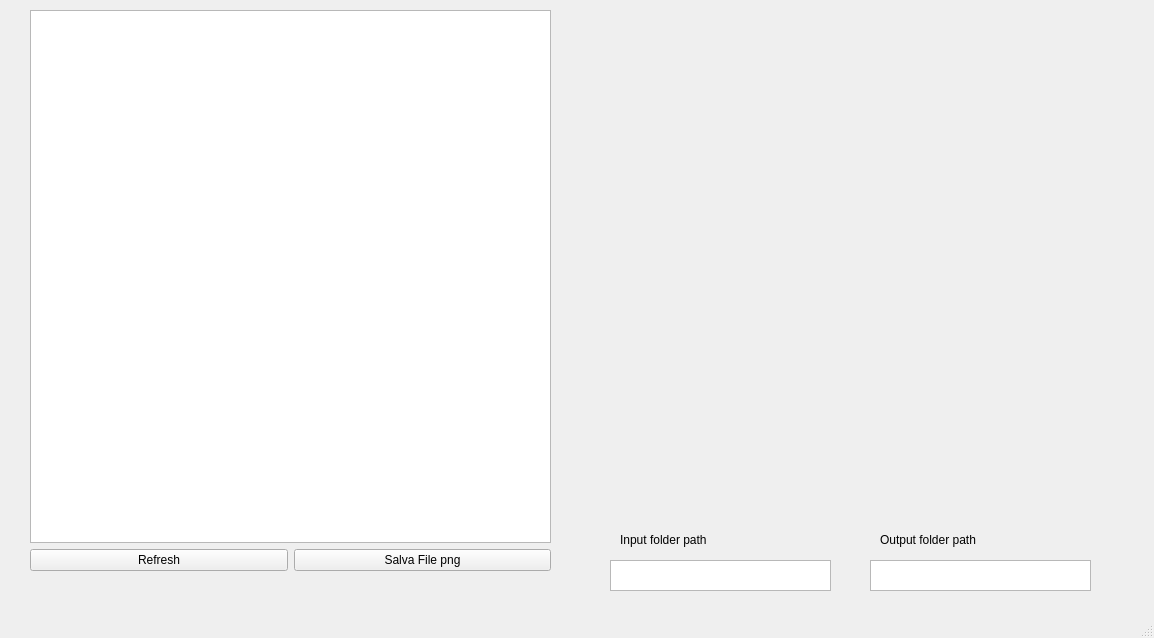
Above: mainwindow.ui from IvanPerletti/Bee-Ela_RawXrayImageScraper before the change. Below: the same form after it.
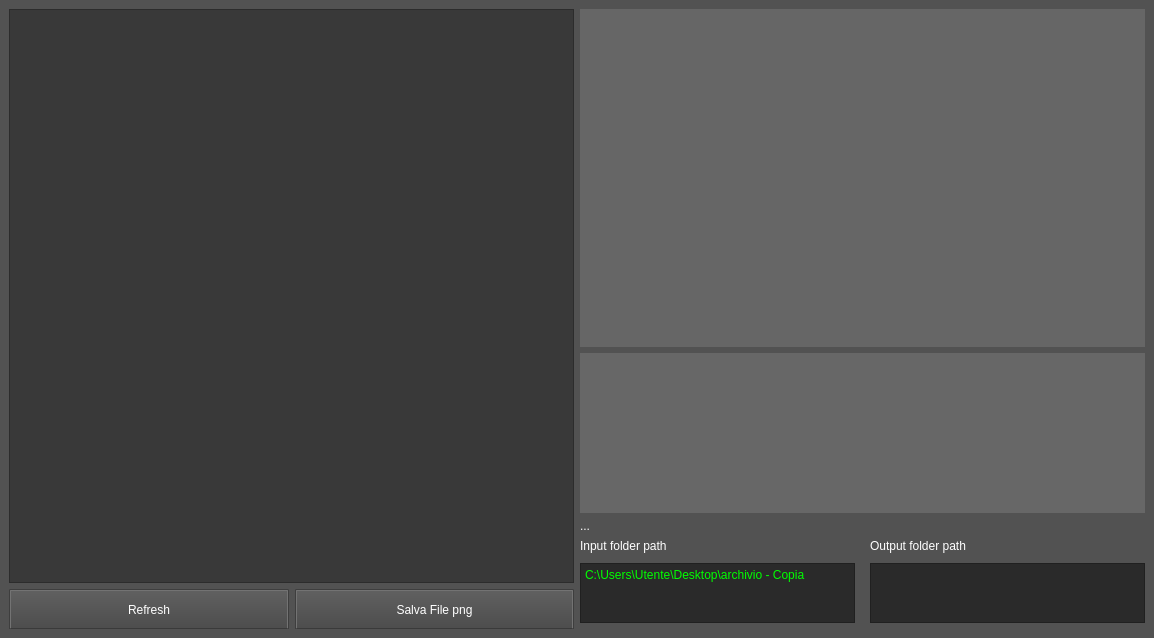
That is the form after the change.

```diff
--- a/mainwindow.ui
+++ b/mainwindow.ui
@@ -13,46 +13,228 @@
   <property name="windowTitle">
    <string>MainWindow</string>
   </property>
+  <property name="styleSheet">
+   <string notr="true">/*
+ElegantDark Style Sheet for QT Applications
+Author: Jaime A. Quiroga P.
+Company: GTRONICK
+Last updated: 17/04/2018
+Available at: https://github.com/GTRONICK/QSS/blob/master/ElegantDark.qss
+*/
+QMainWindow {
+	background-color:rgb(82, 82, 82);
+}
+QTextEdit {
+	background-color:rgb(42, 42, 42);
+	color: rgb(0, 255, 0);
+}
+QPushButton{
+	border-style: outset;
+	border-width: 2px;
+	border-top-color: qlineargradient(spread:pad, x1:0.5, y1:0.6, x2:0.5, y2:0.4, stop:0 rgba(115, 115, 115, 255), stop:1 rgba(62, 62, 62, 255));
+	border-right-color: qlineargradient(spread:pad, x1:0.4, y1:0.5, x2:0.6, y2:0.5, stop:0 rgba(115, 115, 115, 255), stop:1 rgba(62, 62, 62, 255));
+	border-left-color: qlineargradient(spread:pad, x1:0.6, y1:0.5, x2:0.4, y2:0.5, stop:0 rgba(115, 115, 115, 255), stop:1 rgba(62, 62, 62, 255));
+	border-bottom-color: rgb(58, 58, 58);
+	border-bottom-width: 1px;
+	border-style: solid;
+	color: rgb(255, 255, 255);
+	padding: 2px;
+	background-color: qlineargradient(spread:pad, x1:0.5, y1:1, x2:0.5, y2:0, stop:0 rgba(77, 77, 77, 255), stop:1 rgba(97, 97, 97, 255));
+}
+QPushButton:hover{
+	border-style: outset;
+	border-width: 2px;
+	border-top-color: qlineargradient(spread:pad, x1:0.5, y1:0.6, x2:0.5, y2:0.4, stop:0 rgba(180, 180, 180, 255), stop:1 rgba(110, 110, 110, 255));
+	border-right-color: qlineargradient(spread:pad, x1:0.4, y1:0.5, x2:0.6, y2:0.5, stop:0 rgba(180, 180, 180, 255), stop:1 rgba(110, 110, 110, 255));
+	border-left-color: qlineargradient(spread:pad, x1:0.6, y1:0.5, x2:0.4, y2:0.5, stop:0 rgba(180, 180, 180, 255), stop:1 rgba(110, 110, 110, 255));
+	border-bottom-color: rgb(115, 115, 115);
+	border-bottom-width: 1px;
+	border-style: solid;
+	color: rgb(255, 255, 255);
+	padding: 2px;
+	background-color: qlineargradient(spread:pad, x1:0.5, y1:1, x2:0.5, y2:0, stop:0 rgba(107, 107, 107, 255), stop:1 rgba(157, 157, 157, 255));
+}
+QPushButton:pressed{
+	border-style: outset;
+	border-width: 2px;
+	border-top-color: qlineargradient(spread:pad, x1:0.5, y1:0.6, x2:0.5, y2:0.4, stop:0 rgba(62, 62, 62, 255), stop:1 rgba(22, 22, 22, 255));
+	border-right-color: qlineargradient(spread:pad, x1:0.4, y1:0.5, x2:0.6, y2:0.5, stop:0 rgba(115, 115, 115, 255), stop:1 rgba(62, 62, 62, 255));
+	border-left-color: qlineargradient(spread:pad, x1:0.6, y1:0.5, x2:0.4, y2:0.5, stop:0 rgba(115, 115, 115, 255), stop:1 rgba(62, 62, 62, 255));
+	border-bottom-color: rgb(58, 58, 58);
+	border-bottom-width: 1px;
+	border-style: solid;
+	color: rgb(255, 255, 255);
+	padding: 2px;
+	background-color: qlineargradient(spread:pad, x1:0.5, y1:1, x2:0.5, y2:0, stop:0 rgba(77, 77, 77, 255), stop:1 rgba(97, 97, 97, 255));
+}
+QPushButton:disabled{
+	border-style: outset;
+	border-width: 2px;
+	border-top-color: qlineargradient(spread:pad, x1:0.5, y1:0.6, x2:0.5, y2:0.4, stop:0 rgba(115, 115, 115, 255), stop:1 rgba(62, 62, 62, 255));
+	border-right-color: qlineargradient(spread:pad, x1:0.4, y1:0.5, x2:0.6, y2:0.5, stop:0 rgba(115, 115, 115, 255), stop:1 rgba(62, 62, 62, 255));
+	border-left-color: qlineargradient(spread:pad, x1:0.6, y1:0.5, x2:0.4, y2:0.5, stop:0 rgba(115, 115, 115, 255), stop:1 rgba(62, 62, 62, 255));
+	border-bottom-color: rgb(58, 58, 58);
+	border-bottom-width: 1px;
+	border-style: solid;
+	color: rgb(0, 0, 0);
+	padding: 2px;
+	background-color: qlineargradient(spread:pad, x1:0.5, y1:1, x2:0.5, y2:0, stop:0 rgba(57, 57, 57, 255), stop:1 rgba(77, 77, 77, 255));
+}
+QLineEdit {
+	border-width: 1px; border-radius: 4px;
+	border-color: rgb(58, 58, 58);
+	border-style: inset;
+	padding: 0 8px;
+	color: rgb(255, 255, 255);
+	background:rgb(100, 100, 100);
+	selection-background-color: rgb(187, 187, 187);
+	selection-color: rgb(60, 63, 65);
+}
+QLabel {
+	color:rgb(255,255,255);	
+}
+QProgressBar {
+	text-align: center;
+	color: rgb(240, 240, 240);
+	border-width: 1px; 
+	border-radius: 10px;
+	border-color: rgb(58, 58, 58);
+	border-style: inset;
+	background-color:rgb(77,77,77);
+}
+QProgressBar::chunk {
+	background-color: qlineargradient(spread:pad, x1:0.5, y1:0.7, x2:0.5, y2:0.3, stop:0 rgba(87, 97, 106, 255), stop:1 rgba(93, 103, 113, 255));
+	border-radius: 5px;
+}
+QMenuBar {
+	background:rgb(82, 82, 82);
+}
+QMenuBar::item {
+	color:rgb(223,219,210);
+	spacing: 3px;
+	padding: 1px 4px;
+	background: transparent;
+}
+
+QMenuBar::item:selected {
+	background:rgb(115, 115, 115);
+}
+QMenu::item:selected {
+	color:rgb(255,255,255);
+	border-width:2px;
+	border-style:solid;
+	padding-left:18px;
+	padding-right:8px;
+	padding-top:2px;
+	padding-bottom:3px;
+	background:qlineargradient(spread:pad, x1:0.5, y1:0.7, x2:0.5, y2:0.3, stop:0 rgba(87, 97, 106, 255), stop:1 rgba(93, 103, 113, 255));
+	border-top-color: qlineargradient(spread:pad, x1:0.5, y1:0.6, x2:0.5, y2:0.4, stop:0 rgba(115, 115, 115, 255), stop:1 rgba(62, 62, 62, 255));
+	border-right-color: qlineargradient(spread:pad, x1:0.4, y1:0.5, x2:0.6, y2:0.5, stop:0 rgba(115, 115, 115, 255), stop:1 rgba(62, 62, 62, 255));
+	border-left-color: qlineargradient(spread:pad, x1:0.6, y1:0.5, x2:0.4, y2:0.5, stop:0 rgba(115, 115, 115, 255), stop:1 rgba(62, 62, 62, 255));
+	border-bottom-color: rgb(58, 58, 58);
+	border-bottom-width: 1px;
+}
+QMenu::item {
+	color:rgb(223,219,210);
+	background-color:rgb(78,78,78);
+	padding-left:20px;
+	padding-top:4px;
+	padding-bottom:4px;
+	padding-right:10px;
+}
+QMenu{
+	background-color:rgb(78,78,78);
+}
+QTabWidget {
+	color:rgb(0,0,0);
+	background-color:rgb(247,246,246);
+}
+QTabWidget::pane {
+		border-color: rgb(77,77,77);
+		background-color:rgb(101,101,101);
+		border-style: solid;
+		border-width: 1px;
+    	border-radius: 6px;
+}
+QTabBar::tab {
+	padding:2px;
+	color:rgb(250,250,250);
+  	background-color: qlineargradient(spread:pad, x1:0.5, y1:1, x2:0.5, y2:0, stop:0 rgba(77, 77, 77, 255), stop:1 rgba(97, 97, 97, 255));
+	border-style: solid;
+	border-width: 2px;
+  	border-top-right-radius:4px;
+   border-top-left-radius:4px;
+	border-top-color: qlineargradient(spread:pad, x1:0.5, y1:0.6, x2:0.5, y2:0.4, stop:0 rgba(115, 115, 115, 255), stop:1 rgba(95, 92, 93, 255));
+	border-right-color: qlineargradient(spread:pad, x1:0.4, y1:0.5, x2:0.6, y2:0.5, stop:0 rgba(115, 115, 115, 255), stop:1 rgba(95, 92, 93, 255));
+	border-left-color: qlineargradient(spread:pad, x1:0.6, y1:0.5, x2:0.4, y2:0.5, stop:0 rgba(115, 115, 115, 255), stop:1 rgba(95, 92, 93, 255));
+	border-bottom-color: rgb(101,101,101);
+}
+QTabBar::tab:selected, QTabBar::tab:last:selected, QTabBar::tab:hover {
+  	background-color:rgb(101,101,101);
+  	margin-left: 0px;
+  	margin-right: 1px;
+}
+QTabBar::tab:!selected {
+    	margin-top: 1px;
+		margin-right: 1px;
+}
+QCheckBox {
+	color:rgb(223,219,210);
+	padding: 2px;
+}
+QCheckBox:hover {
+	border-radius:4px;
+	border-style:solid;
+	padding-left: 1px;
+	padding-right: 1px;
+	padding-bottom: 1px;
+	padding-top: 1px;
+	border-width:1px;
+	border-color: rgb(87, 97, 106);
+	background-color:qlineargradient(spread:pad, x1:0.5, y1:0.7, x2:0.5, y2:0.3, stop:0 rgba(87, 97, 106, 150), stop:1 rgba(93, 103, 113, 150));
+}
+QCheckBox::indicator:checked {
+	border-radius:4px;
+	border-style:solid;
+	border-width:1px;
+	border-color: rgb(180,180,180);
+  	background-color:qlineargradient(spread:pad, x1:0.5, y1:0.7, x2:0.5, y2:0.3, stop:0 rgba(87, 97, 106, 255), stop:1 rgba(93, 103, 113, 255));
+}
+QCheckBox::indicator:unchecked {
+	border-radius:4px;
+	border-style:solid;
+	border-width:1px;
+	border-color: rgb(87, 97, 106);
+  	background-color:rgb(255,255,255);
+}
+QStatusBar {
+	color:rgb(240,240,240);
+}</string>
+  </property>
   <widget class="QWidget" name="centralwidget">
-   <widget class="QLabel" name="label">
-    <property name="enabled">
-     <bool>true</bool>
-    </property>
-    <property name="geometry">
-     <rect>
-      <x>640</x>
-      <y>10</y>
-      <width>431</width>
-      <height>321</height>
-     </rect>
-    </property>
-    <property name="sizePolicy">
-     <sizepolicy hsizetype="Preferred" vsizetype="Preferred">
-      <horstretch>0</horstretch>
-      <verstretch>0</verstretch>
-     </sizepolicy>
-    </property>
-    <property name="text">
-     <string/>
-    </property>
-   </widget>
-   <widget class="QWidget" name="layoutWidget">
-    <property name="geometry">
-     <rect>
-      <x>30</x>
-      <y>10</y>
-      <width>521</width>
-      <height>561</height>
-     </rect>
-    </property>
+   <layout class="QHBoxLayout" name="horizontalLayout_3">
+    <item>
     <layout class="QVBoxLayout" name="verticalLayout">
      <item>
-      <widget class="QListWidget" name="listWidget"/>
+       <widget class="QListWidget" name="listWidget">
+        <property name="styleSheet">
+         <string notr="true">background-color: rgb(57, 57, 57);</string>
+        </property>
+        <property name="viewMode">
+         <enum>QListView::IconMode</enum>
+        </property>
+       </widget>
      </item>
      <item>
       <layout class="QHBoxLayout" name="horizontalLayout">
        <item>
         <widget class="QPushButton" name="pbnRefresh">
+          <property name="minimumSize">
+           <size>
+            <width>0</width>
+            <height>40</height>
+           </size>
+          </property>
          <property name="text">
           <string>Refresh</string>
          </property>
@@ -60,6 +242,12 @@
        </item>
        <item>
         <widget class="QPushButton" name="pbnProcess">
+          <property name="minimumSize">
+           <size>
+            <width>0</width>
+            <height>40</height>
+           </size>
+          </property>
          <property name="text">
           <string>Salva File png</string>
          </property>
@@ -68,103 +256,171 @@
       </layout>
      </item>
     </layout>
-   </widget>
-   <widget class="QLabel" name="label_2">
-    <property name="geometry">
-     <rect>
-      <x>640</x>
-      <y>510</y>
-      <width>431</width>
-      <height>21</height>
-     </rect>
+    </item>
+    <item>
+     <layout class="QVBoxLayout" name="verticalLayout_2">
+      <property name="bottomMargin">
+       <number>6</number>
+      </property>
+      <item>
+       <widget class="QLabel" name="label">
+        <property name="enabled">
+         <bool>true</bool>
     </property>
     <property name="sizePolicy">
-     <sizepolicy hsizetype="Preferred" vsizetype="Maximum">
+         <sizepolicy hsizetype="MinimumExpanding" vsizetype="Expanding">
       <horstretch>0</horstretch>
       <verstretch>0</verstretch>
      </sizepolicy>
     </property>
+        <property name="styleSheet">
+         <string notr="true">background-color: rgb(102, 102, 102);</string>
+        </property>
     <property name="text">
      <string/>
     </property>
    </widget>
+      </item>
+      <item>
    <widget class="QLabel" name="HistLabel">
-    <property name="geometry">
-     <rect>
-      <x>640</x>
-      <y>350</y>
-      <width>431</width>
-      <height>151</height>
-     </rect>
-    </property>
     <property name="sizePolicy">
-     <sizepolicy hsizetype="Preferred" vsizetype="Preferred">
+         <sizepolicy hsizetype="MinimumExpanding" vsizetype="MinimumExpanding">
       <horstretch>0</horstretch>
       <verstretch>0</verstretch>
      </sizepolicy>
     </property>
+        <property name="maximumSize">
+         <size>
+          <width>16777215</width>
+          <height>160</height>
+         </size>
+        </property>
+        <property name="styleSheet">
+         <string notr="true">background-color: rgb(103, 103, 103);</string>
+        </property>
     <property name="text">
      <string/>
     </property>
    </widget>
-   <widget class="QTextEdit" name="InputPath">
-    <property name="geometry">
-     <rect>
-      <x>610</x>
-      <y>560</y>
-      <width>221</width>
-      <height>31</height>
-     </rect>
-    </property>
-   </widget>
-   <widget class="QTextEdit" name="OutputPath">
-    <property name="geometry">
-     <rect>
-      <x>870</x>
-      <y>560</y>
-      <width>221</width>
-      <height>31</height>
-     </rect>
-    </property>
-   </widget>
+      </item>
+      <item>
+       <widget class="QLabel" name="label_2">
+        <property name="sizePolicy">
+         <sizepolicy hsizetype="Preferred" vsizetype="Maximum">
+          <horstretch>0</horstretch>
+          <verstretch>0</verstretch>
+         </sizepolicy>
+        </property>
+        <property name="text">
+         <string>...</string>
+        </property>
+       </widget>
+      </item>
+      <item>
+       <layout class="QHBoxLayout" name="horizontalLayout_2">
+        <property name="spacing">
+         <number>15</number>
+        </property>
+        <item>
+         <layout class="QVBoxLayout" name="verticalLayout_3">
+          <property name="spacing">
+           <number>10</number>
+          </property>
+          <item>
    <widget class="QLabel" name="label_3">
-    <property name="geometry">
-     <rect>
-      <x>620</x>
-      <y>530</y>
-      <width>181</width>
+            <property name="sizePolicy">
+             <sizepolicy hsizetype="Preferred" vsizetype="Maximum">
+              <horstretch>0</horstretch>
+              <verstretch>0</verstretch>
+             </sizepolicy>
+            </property>
+            <property name="maximumSize">
+             <size>
+              <width>16777215</width>
       <height>20</height>
-     </rect>
+             </size>
     </property>
     <property name="text">
      <string>Input folder path</string>
     </property>
    </widget>
+          </item>
+          <item>
+           <widget class="QTextEdit" name="InputPath">
+            <property name="sizePolicy">
+             <sizepolicy hsizetype="Expanding" vsizetype="Maximum">
+              <horstretch>0</horstretch>
+              <verstretch>0</verstretch>
+             </sizepolicy>
+            </property>
+            <property name="maximumSize">
+             <size>
+              <width>16777215</width>
+              <height>60</height>
+             </size>
+            </property>
+            <property name="html">
+             <string>&lt;!DOCTYPE HTML PUBLIC &quot;-//W3C//DTD HTML 4.0//EN&quot; &quot;http://www.w3.org/TR/REC-html40/strict.dtd&quot;&gt;
+&lt;html&gt;&lt;head&gt;&lt;meta name=&quot;qrichtext&quot; content=&quot;1&quot; /&gt;&lt;meta charset=&quot;utf-8&quot; /&gt;&lt;style type=&quot;text/css&quot;&gt;
+p, li { white-space: pre-wrap; }
+hr { height: 1px; border-width: 0; }
+li.unchecked::marker { content: &quot;\2610&quot;; }
+li.checked::marker { content: &quot;\2612&quot;; }
+&lt;/style&gt;&lt;/head&gt;&lt;body style=&quot; font-family:'Segoe UI'; font-size:9pt; font-weight:400; font-style:normal;&quot;&gt;
+&lt;p style=&quot; margin-top:0px; margin-bottom:0px; margin-left:0px; margin-right:0px; -qt-block-indent:0; text-indent:0px;&quot;&gt;C:\Users\Utente\Desktop\archivio - Copia&lt;/p&gt;&lt;/body&gt;&lt;/html&gt;</string>
+            </property>
+           </widget>
+          </item>
+         </layout>
+        </item>
+        <item>
+         <layout class="QVBoxLayout" name="verticalLayout_4">
+          <property name="spacing">
+           <number>10</number>
+          </property>
+          <item>
    <widget class="QLabel" name="label_4">
-    <property name="geometry">
-     <rect>
-      <x>880</x>
-      <y>530</y>
-      <width>151</width>
+            <property name="sizePolicy">
+             <sizepolicy hsizetype="Preferred" vsizetype="Maximum">
+              <horstretch>0</horstretch>
+              <verstretch>0</verstretch>
+             </sizepolicy>
+            </property>
+            <property name="maximumSize">
+             <size>
+              <width>16777215</width>
       <height>20</height>
-     </rect>
+             </size>
     </property>
     <property name="text">
      <string>Output folder path</string>
     </property>
    </widget>
-  </widget>
-  <widget class="QMenuBar" name="menubar">
-   <property name="geometry">
-    <rect>
-     <x>0</x>
-     <y>0</y>
-     <width>1154</width>
-     <height>26</height>
-    </rect>
-   </property>
-  </widget>
-  <widget class="QStatusBar" name="statusbar"/>
+          </item>
+          <item>
+           <widget class="QTextEdit" name="OutputPath">
+            <property name="sizePolicy">
+             <sizepolicy hsizetype="Expanding" vsizetype="Maximum">
+              <horstretch>0</horstretch>
+              <verstretch>0</verstretch>
+             </sizepolicy>
+            </property>
+            <property name="maximumSize">
+             <size>
+              <width>16777215</width>
+              <height>60</height>
+             </size>
+            </property>
+           </widget>
+          </item>
+         </layout>
+        </item>
+       </layout>
+      </item>
+     </layout>
+    </item>
+   </layout>
+  </widget>
  </widget>
  <resources/>
  <connections/>
```
Lines whose indentation alone changed are shown as unchanged.
